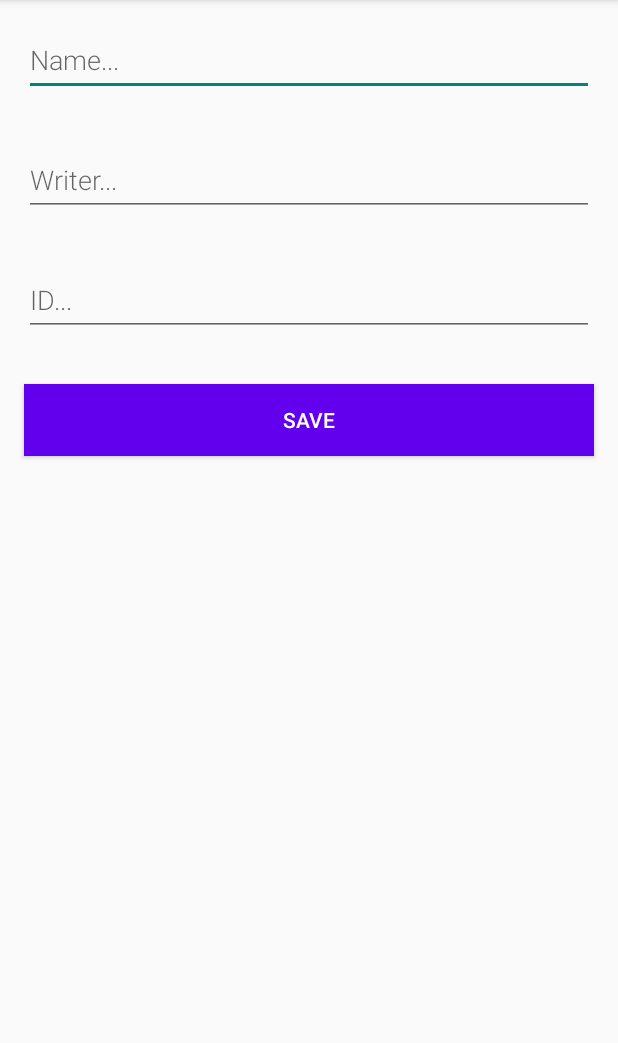
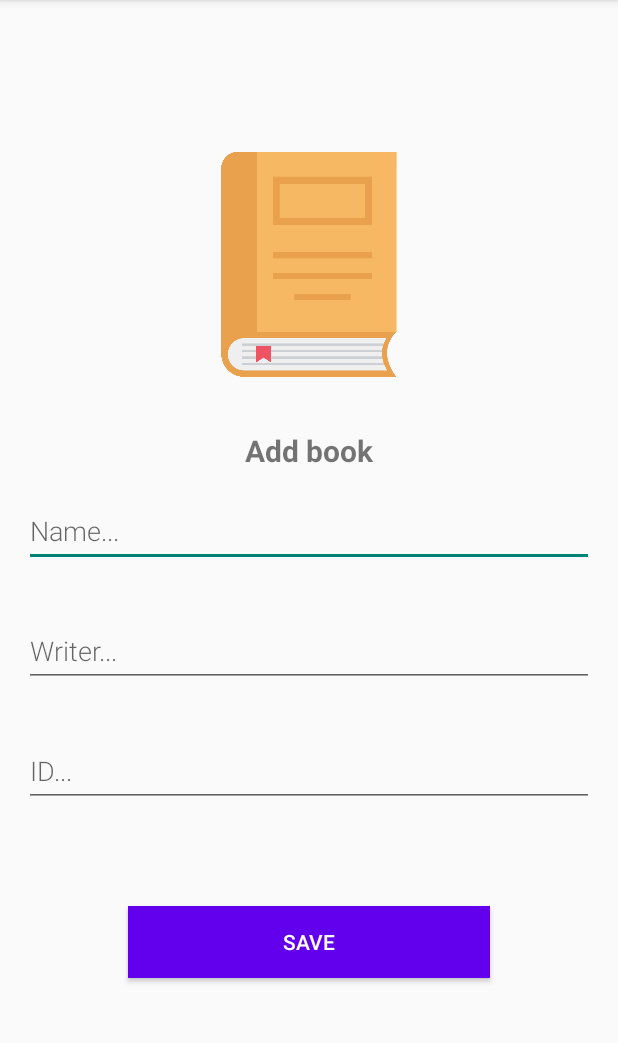
Before and after one commit to JoimarM/My_Library, an Android app: the screen it shows after launch (NewBookActivity), after a tap on "Add word", on a phone screen of 412 x 824 dp, the part 84-1127 px from its top. Run offline under Robolectric (Android 15) with nearby library versions, the light colour scheme and no system bars; our stand-ins replace Room's generated code.

Commit message:
Agrego opcion de editar pero con fallas en esa opcion

```diff
--- a/app/src/main/AndroidManifest.xml
+++ b/app/src/main/AndroidManifest.xml
@@ -10,7 +10,8 @@
         android:roundIcon="@mipmap/ic_launcher_round"
         android:supportsRtl="true"
         android:theme="@style/Theme.AppCompat.Light">
-        <activity android:name=".NewBookActivity"></activity>
+        <activity android:name=".EditBookActivity"></activity>
+        <activity android:name=".NewBookActivity" />
         <activity android:name=".MainActivity">
             <intent-filter>
                 <action android:name="android.intent.action.MAIN" />
--- a/app/src/main/java/com/example/roomdbapp/BookListAdapter.kt
+++ b/app/src/main/java/com/example/roomdbapp/BookListAdapter.kt
@@ -24,38 +24,39 @@ class BookListAdapter(var listener: BookListener) :
         val current = getItem(position)
         holder.bind(current, listener)
         val libroViewHolder: LibroViewHolder? = null
-        libroViewHolder?.getLibro(current.id)
     }
 
 
     class LibroViewHolder(itemView: View, listener: BookListener) :
         RecyclerView.ViewHolder(itemView), View.OnClickListener {
         var libroName: String = ""
+        var libroEdit: Libro = Libro("","","")
 
         private val libroItemViewName: TextView = itemView.findViewById(R.id.textName)
         private val libroItemViewWriter: TextView = itemView.findViewById(R.id.textWriter)
         private val libroItemViewId: TextView = itemView.findViewById(R.id.textId)
         private val button = itemView.findViewById<Button>(R.id.btnDelete)
+        private val buttonEdit = itemView.findViewById<Button>(R.id.btnEdit)
         var listener: BookListener? = null
 
         fun bind(libro: Libro, listener: BookListener) {
             libroItemViewName.text = libro.nombre
             libroItemViewWriter.text = libro.escritor
             libroItemViewId.text = libro.id
-            libroName = getLibro(libro.nombre)
+            libroName = libroItemViewName.text.toString()
+            libroEdit = libro
             button.setOnClickListener {
-                onClick(itemView)
+                listener.onDelete(itemView,adapterPosition,libro.nombre)
             }
-
+            buttonEdit.setOnClickListener {
+                listener.onEdit(itemView,adapterPosition,libro)
+            }
         }
 
         init {
             this.listener = listener
         }
 
-        fun getLibro(id: String): String {
-            return id
-        }
 
         companion object {
             fun create(parent: ViewGroup, listener: BookListener): BookListAdapter.LibroViewHolder {
@@ -66,10 +67,14 @@ class BookListAdapter(var listener: BookListener) :
         }
 
         override fun onClick(v: View?) {
-            this.listener?.onDelete(v!!, adapterPosition, libroName)
+            this.listener?.onDelete(v!!,adapterPosition,libroName)
+            this.listener?.onEdit(v!!,adapterPosition, libroEdit!!)
 
         }
+    }
 
+    interface ItemClicked{
+        fun updateClick(libro:Libro)
     }
 
 
--- a/app/src/main/java/com/example/roomdbapp/BookListener.kt
+++ b/app/src/main/java/com/example/roomdbapp/BookListener.kt
@@ -4,6 +4,8 @@ import android.view.View
 
 interface BookListener {
 
-    fun onDelete(vista: View, position:Int,writer:String)
+    fun onDelete(vista: View, position:Int,name:String)
+
+    fun onEdit(vista:View, position: Int, libro: Libro)
 
 }
--- a/app/src/main/java/com/example/roomdbapp/LibroDao.kt
+++ b/app/src/main/java/com/example/roomdbapp/LibroDao.kt
@@ -17,5 +17,8 @@ abstract class LibroDao{
     @Query("DELETE FROM libro_table WHERE nombre = :writer")
     abstract suspend fun deleteOne(writer: String)
 
+    @Update
+    abstract suspend fun updateBook(libro: Libro)
+
 
 }
--- a/app/src/main/java/com/example/roomdbapp/LibroRepository.kt
+++ b/app/src/main/java/com/example/roomdbapp/LibroRepository.kt
@@ -23,4 +23,9 @@ class LibroRepository(private val libroDao: LibroDao) {
     suspend fun delete(writer: String){
         libroDao.deleteOne(writer)
     }
+
+    suspend fun edit(libro: Libro){
+        libroDao.updateBook(libro)
+    }
+
 }
--- a/app/src/main/java/com/example/roomdbapp/LibroViewModel.kt
+++ b/app/src/main/java/com/example/roomdbapp/LibroViewModel.kt
@@ -22,6 +22,10 @@ class LibroViewModel(private val repository: LibroRepository) : ViewModel() {
     fun delete(writer: String) = viewModelScope.launch {
         repository.delete(writer)
     }
+
+    fun update(libro: Libro)= viewModelScope.launch {
+        repository.edit(libro)
+    }
 }
 
 class LibroViewModelFactory(private val repository: LibroRepository) : ViewModelProvider.Factory {
--- a/app/src/main/java/com/example/roomdbapp/NewBookActivity.kt
+++ b/app/src/main/java/com/example/roomdbapp/NewBookActivity.kt
@@ -7,7 +7,6 @@ import android.os.Bundle
 import android.text.TextUtils
 import android.widget.Button
 import android.widget.EditText
-import java.io.Serializable
 
 class NewBookActivity : AppCompatActivity() {
 
@@ -23,7 +22,7 @@ class NewBookActivity : AppCompatActivity() {
         editWriterView = findViewById(R.id.edit_writer)
         editIdView = findViewById(R.id.edit_id)
 
-        val button = findViewById<Button>(R.id.button_save)
+        val button = findViewById<Button>(R.id.button_edit)
         button.setOnClickListener {
             val replyIntent = Intent()
             if (TextUtils.isEmpty(editNameView.text)
--- a/app/src/main/res/layout/activity_main.xml
+++ b/app/src/main/res/layout/activity_main.xml
@@ -13,6 +13,7 @@
         android:layout_height="wrap_content"
         android:layout_marginEnd="32dp"
         android:layout_marginBottom="32dp"
+        android:backgroundTint="@color/teal_200"
         android:clickable="true"
         android:contentDescription="@string/add_word"
         app:layout_constraintBottom_toBottomOf="parent"
--- a/app/src/main/res/layout/activity_new_libro.xml
+++ b/app/src/main/res/layout/activity_new_libro.xml
@@ -1,46 +1,76 @@
 <?xml version="1.0" encoding="utf-8"?>
 <LinearLayout xmlns:android="http://schemas.android.com/apk/res/android"
-    android:orientation="vertical"
+    xmlns:app="http://schemas.android.com/apk/res-auto"
     android:layout_width="match_parent"
-    android:layout_height="match_parent">
+    android:layout_height="wrap_content"
+    android:layout_gravity="center"
+    android:orientation="vertical">
+
+    <ImageView
+        android:id="@+id/imageView2"
+        android:layout_width="match_parent"
+        android:layout_height="150dp"
+        android:layout_marginTop="35dp"
+        android:layout_marginBottom="35dp"
+        app:srcCompat="@drawable/book" />
+
+    <TextView
+        android:id="@+id/textView"
+        android:layout_width="match_parent"
+        android:layout_height="wrap_content"
+        android:gravity="center"
+        android:text="Add book"
+        android:textSize="20sp"
+        android:textStyle="bold" />
 
     <EditText
         android:id="@+id/edit_name"
         android:layout_width="match_parent"
         android:layout_height="wrap_content"
-        android:minHeight="@dimen/min_height"
+        android:layout_margin="@dimen/big_padding"
         android:fontFamily="sans-serif-light"
         android:hint="@string/hint_name"
         android:inputType="textAutoComplete"
-        android:layout_margin="@dimen/big_padding"
+        android:minHeight="@dimen/min_height"
         android:textSize="18sp" />
+
     <EditText
         android:id="@+id/edit_writer"
         android:layout_width="match_parent"
         android:layout_height="wrap_content"
-        android:minHeight="@dimen/min_height"
+        android:layout_margin="@dimen/big_padding"
         android:fontFamily="sans-serif-light"
         android:hint="@string/hint_writer"
         android:inputType="textAutoComplete"
-        android:layout_margin="@dimen/big_padding"
+        android:minHeight="@dimen/min_height"
         android:textSize="18sp" />
+
     <EditText
         android:id="@+id/edit_id"
         android:layout_width="match_parent"
         android:layout_height="wrap_content"
-        android:minHeight="@dimen/min_height"
+        android:layout_margin="@dimen/big_padding"
         android:fontFamily="sans-serif-light"
         android:hint="@string/hint_id"
         android:inputType="textAutoComplete"
-        android:layout_margin="@dimen/big_padding"
+        android:minHeight="@dimen/min_height"
         android:textSize="18sp" />
 
+    <Space
+        android:layout_width="match_parent"
+        android:layout_height="50dp" />
+
     <Button
-        android:id="@+id/button_save"
+        android:id="@+id/button_edit"
         android:layout_width="match_parent"
         android:layout_height="wrap_content"
-        android:background="@color/design_default_color_primary"
+        android:layout_marginStart="85dp"
+        android:layout_marginEnd="85dp"
+        android:background="@color/purple_500"
         android:text="@string/button_save"
-        android:layout_margin="@dimen/big_padding"
         android:textColor="@color/buttonLabel" />
+
+    <Space
+        android:layout_width="match_parent"
+        android:layout_height="50dp" />
 </LinearLayout>
--- a/app/src/main/res/values/strings.xml
+++ b/app/src/main/res/values/strings.xml
@@ -4,6 +4,7 @@
     <string name="hint_writer">Writer...</string>
     <string name="hint_id">ID...</string>
     <string name="button_save">Save</string>
+    <string name="button_update">Update</string>
     <string name="empty_not_saved">Libro not saved because it is empty.</string>
     <string name="add_word">Add word</string>
 </resources>
```
Also changed, not shown: app/src/main/java/com/example/roomdbapp/EditBookActivity.kt (added, +43 -0 lines), app/src/main/java/com/example/roomdbapp/MainActivity.kt (+23 -6 lines), app/src/main/res/layout/recyclerview_item.xml (+13 -2 lines), app/src/main/res/drawable-ldpi/btn_delete.png (added).
